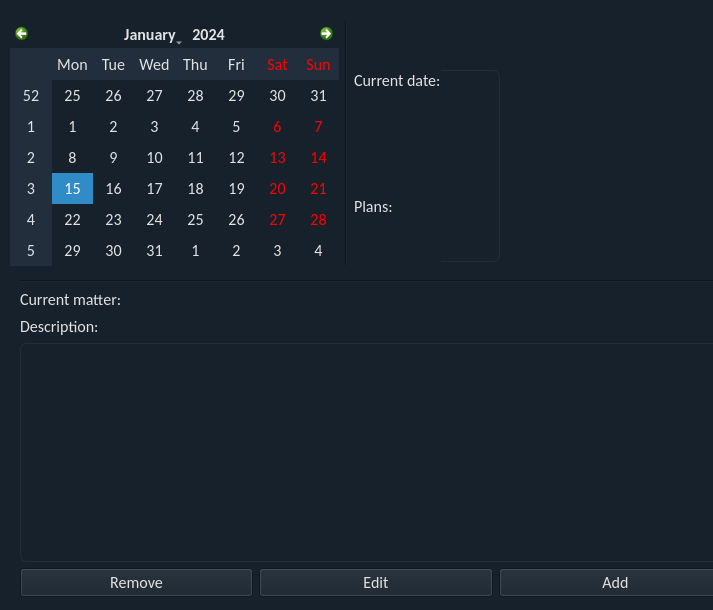
The window that gui/todo.ui (Petrino411/Coursework-MSTP) describes before a commit, drawn with Qt 5.
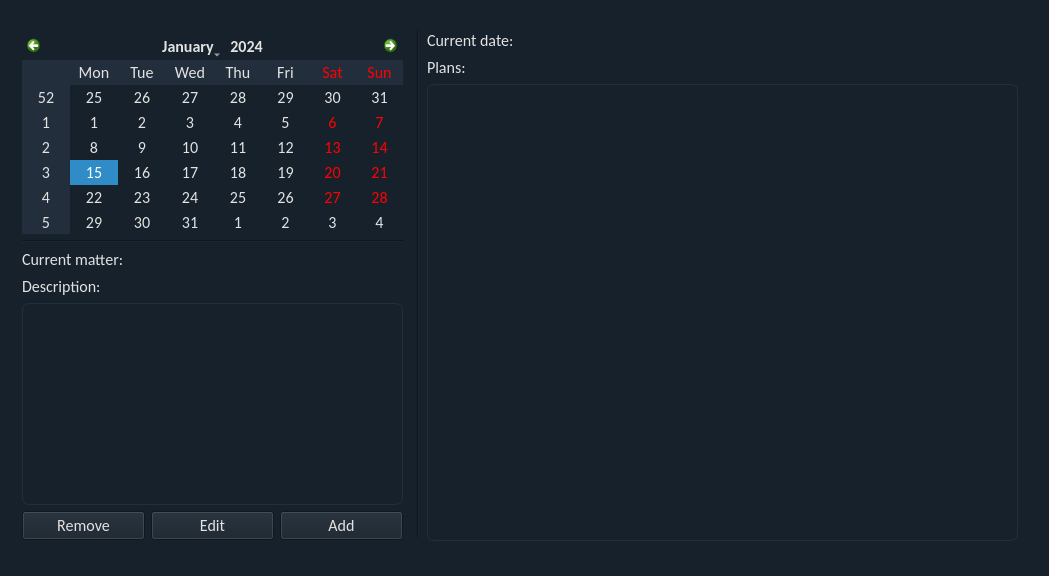
The same window after the commit.

Patch:
```diff
--- a/gui/todo.ui
+++ b/gui/todo.ui
@@ -6,8 +6,8 @@
    <rect>
     <x>0</x>
     <y>0</y>
-    <width>713</width>
-    <height>610</height>
+    <width>1049</width>
+    <height>576</height>
    </rect>
   </property>
   <property name="mouseTracking">
@@ -21,18 +21,47 @@
 color: rgb(226, 226, 226);</string>
   </property>
   <widget class="QWidget" name="centralwidget">
-   <widget class="QWidget" name="layoutWidget">
+   <widget class="Line" name="line">
     <property name="geometry">
      <rect>
-      <x>20</x>
-      <y>280</y>
-      <width>712</width>
-      <height>317</height>
+      <x>410</x>
+      <y>30</y>
+      <width>16</width>
+      <height>508</height>
      </rect>
     </property>
-    <layout class="QVBoxLayout" name="verticalLayout_3">
+    <property name="orientation">
+     <enum>Qt::Vertical</enum>
+    </property>
+   </widget>
+   <widget class="QWidget" name="">
+    <property name="geometry">
+     <rect>
+      <x>22</x>
+      <y>32</y>
+      <width>381</width>
+      <height>508</height>
+     </rect>
+    </property>
+    <layout class="QVBoxLayout" name="verticalLayout">
      <item>
-      <layout class="QVBoxLayout" name="verticalLayout_2">
+      <widget class="QCalendarWidget" name="calendarWidget">
+       <property name="font">
+        <font>
+         <family>Calibri</family>
+         <pointsize>12</pointsize>
+        </font>
+       </property>
+       <property name="styleSheet">
+        <string notr="true">background-color: rgb(23, 33, 43);
+alternate-background-color: rgb(35, 46, 60);
+</string>
+       </property>
+       <property name="locale">
+        <locale language="English" country="UnitedKingdom"/>
+       </property>
+      </widget>
+     </item>
        <item>
         <widget class="Line" name="line_2">
          <property name="orientation">
@@ -41,8 +70,6 @@
         </widget>
        </item>
        <item>
-        <layout class="QHBoxLayout" name="horizontalLayout_2">
-         <item>
           <widget class="QLabel" name="label_2">
            <property name="font">
             <font>
@@ -56,21 +83,6 @@
           </widget>
          </item>
          <item>
-          <widget class="QLabel" name="label_4">
-           <property name="font">
-            <font>
-             <family>Calibri</family>
-             <pointsize>12</pointsize>
-            </font>
-           </property>
-           <property name="text">
-            <string/>
-           </property>
-          </widget>
-         </item>
-        </layout>
-       </item>
-       <item>
         <widget class="QLabel" name="label_5">
          <property name="font">
           <font>
@@ -91,10 +103,8 @@
          </property>
         </widget>
        </item>
-      </layout>
-     </item>
      <item>
-      <layout class="QHBoxLayout" name="horizontalLayout_4">
+      <layout class="QHBoxLayout" name="horizontalLayout">
        <item>
         <widget class="QPushButton" name="pushButton_3">
          <property name="font">
@@ -186,57 +196,16 @@
      </item>
     </layout>
    </widget>
-   <widget class="QListWidget" name="listWidget">
-    <property name="geometry">
-     <rect>
-      <x>400</x>
-      <y>70</y>
-      <width>100</width>
-      <height>192</height>
-     </rect>
-    </property>
-    <property name="styleSheet">
-     <string notr="true"> border: 1px solid rgb(35, 46, 60);
-     border-radius:7px;</string>
-    </property>
-   </widget>
    <widget class="QWidget" name="">
     <property name="geometry">
      <rect>
-      <x>10</x>
-      <y>20</y>
-      <width>431</width>
-      <height>246</height>
+      <x>427</x>
+      <y>30</y>
+      <width>591</width>
+      <height>511</height>
      </rect>
     </property>
-    <layout class="QHBoxLayout" name="horizontalLayout">
-     <item>
-      <widget class="QCalendarWidget" name="calendarWidget">
-       <property name="font">
-        <font>
-         <family>Calibri</family>
-         <pointsize>12</pointsize>
-        </font>
-       </property>
-       <property name="styleSheet">
-        <string notr="true">background-color: rgb(23, 33, 43);
-alternate-background-color: rgb(35, 46, 60);
-</string>
-       </property>
-       <property name="locale">
-        <locale language="English" country="UnitedKingdom"/>
-       </property>
-      </widget>
-     </item>
-     <item>
-      <widget class="Line" name="line">
-       <property name="orientation">
-        <enum>Qt::Vertical</enum>
-       </property>
-      </widget>
-     </item>
-     <item>
-      <layout class="QVBoxLayout" name="verticalLayout">
+    <layout class="QVBoxLayout" name="verticalLayout_2">
        <item>
         <widget class="QLabel" name="label">
          <property name="font">
@@ -263,7 +232,13 @@
          </property>
         </widget>
        </item>
-      </layout>
+     <item>
+      <widget class="QListWidget" name="listWidget">
+       <property name="styleSheet">
+        <string notr="true"> border: 1px solid rgb(35, 46, 60);
+     border-radius:7px;</string>
+       </property>
+      </widget>
      </item>
     </layout>
    </widget>
```
Lines whose indentation alone changed are shown as unchanged.
